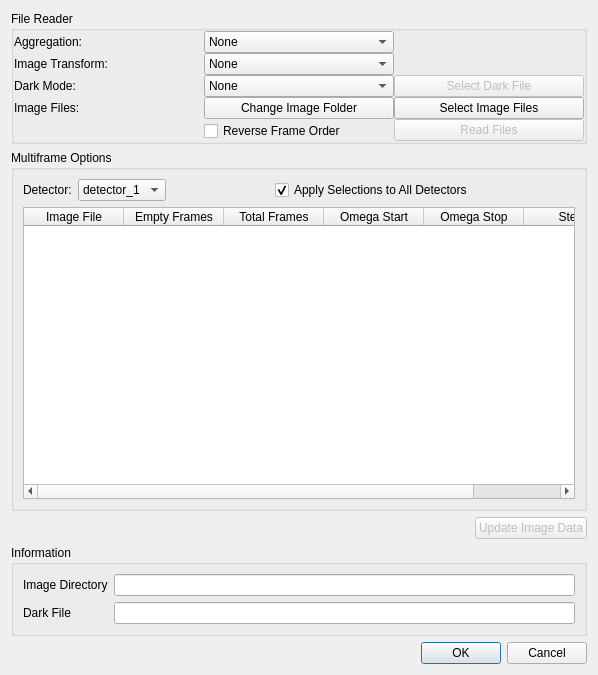
Old version of the form hexrd/ui/resources/ui/simple_image_series_dialog.ui in the repository HEXRD/hexrdgui.
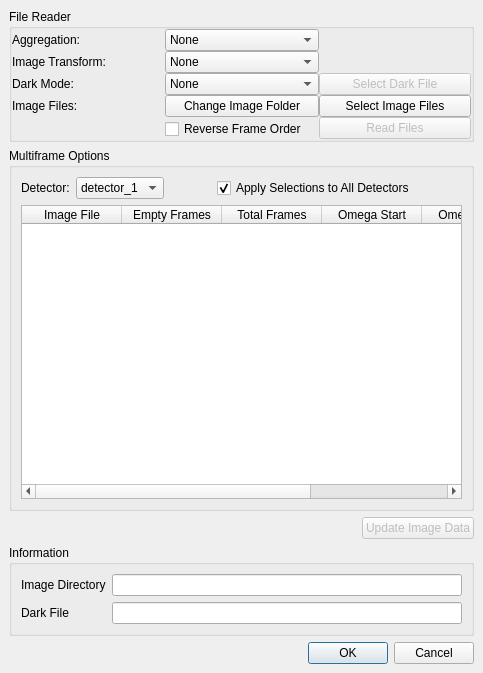
New version of the form.

Commit message: Convert the Simple Image Series dialog to dock widget

What changed in the file:
```diff
--- a/hexrd/ui/resources/ui/simple_image_series_dialog.ui
+++ b/hexrd/ui/resources/ui/simple_image_series_dialog.ui
@@ -1,19 +1,20 @@
 <?xml version="1.0" encoding="UTF-8"?>
 <ui version="4.0">
- <class>SimpleImageSeriesDialog</class>
- <widget class="QDialog" name="SimpleImageSeriesDialog">
+ <class>SimpleImageSeries</class>
+ <widget class="QDockWidget" name="SimpleImageSeries">
   <property name="geometry">
    <rect>
     <x>0</x>
     <y>0</y>
-    <width>598</width>
-    <height>675</height>
+    <width>483</width>
+    <height>673</height>
    </rect>
   </property>
   <property name="windowTitle">
    <string>Simple Image Series Import</string>
   </property>
-  <layout class="QVBoxLayout" name="verticalLayout_2">
+  <widget class="QWidget" name="simple_image_series_contents">
+   <layout class="QVBoxLayout" name="verticalLayout_5">
    <item>
     <widget class="QGroupBox" name="file_reader_group">
      <property name="title">
@@ -405,6 +406,19 @@
    </item>
    <item>
     <layout class="QHBoxLayout" name="cancel_layout">
+      <item>
+       <spacer name="horizontalSpacer">
+        <property name="orientation">
+         <enum>Qt::Horizontal</enum>
+        </property>
+        <property name="sizeHint" stdset="0">
+         <size>
+          <width>40</width>
+          <height>20</height>
+         </size>
+        </property>
+       </spacer>
+      </item>
      <item>
       <widget class="QDialogButtonBox" name="button_box">
        <property name="standardButtons">
@@ -419,6 +433,7 @@
    </item>
   </layout>
  </widget>
+ </widget>
  <resources/>
  <connections>
   <connection>
```
Left out of the diff: 43 changed lines with no effect on the pictures. Lines whose indentation alone changed are shown as unchanged. The commit also changes 1 other file.
